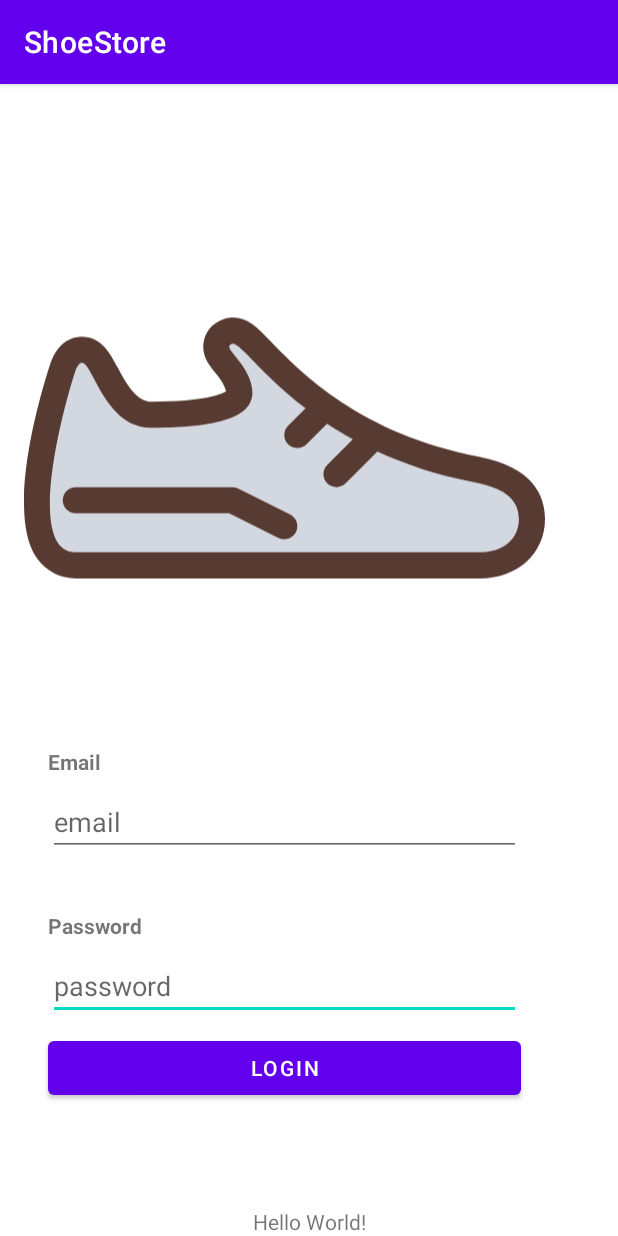
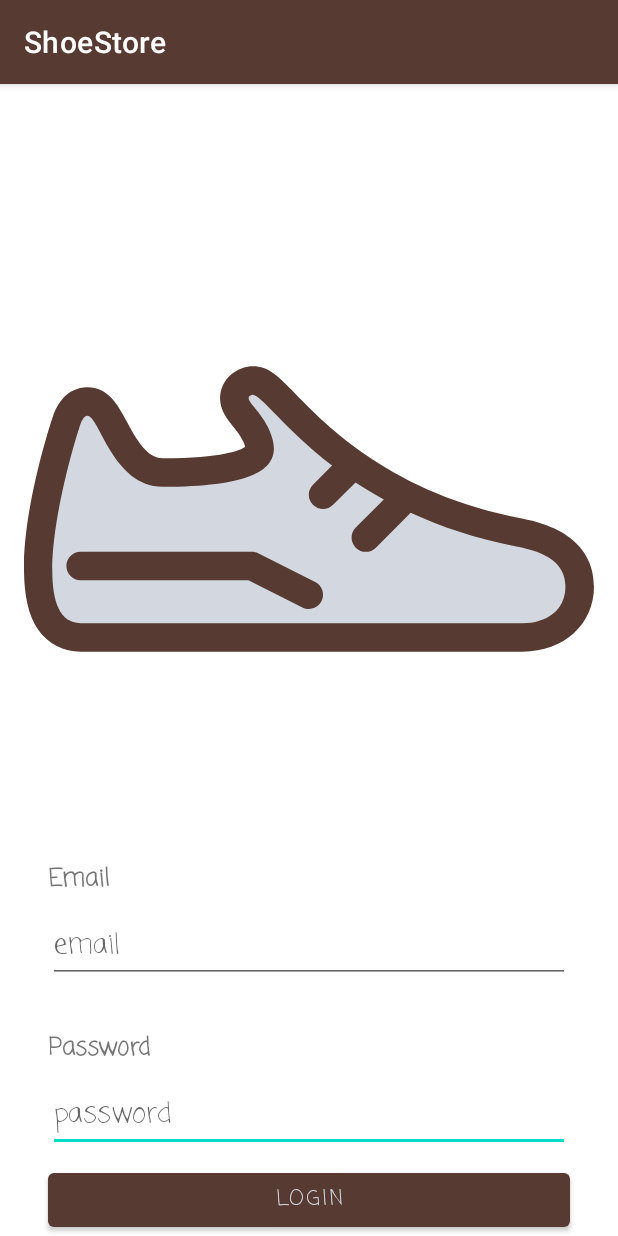
Before and after one commit to meaem/MarvellousShoeStore, an Android app: the screen it shows after launch (MainActivity), on a phone screen of 412 x 824 dp. Run offline under Robolectric (Android 15) with nearby library versions, the phone set to English and light mode, and no system bars; our stand-ins replace Timber.

Commit message:
fixed the landscape layout of the login fragment Adjusted the colors and fornts

```diff
--- a/app/src/main/res/drawable/ic_shoe_svgrepo_com.xml
+++ b/app/src/main/res/drawable/ic_shoe_svgrepo_com.xml
@@ -1,7 +1,16 @@
-<vector android:autoMirrored="true" android:height="512dp"
-    android:viewportHeight="512" android:viewportWidth="512"
-    android:width="512dp" xmlns:android="http://schemas.android.com/apk/res/android">
-    <path android:fillColor="#D3D7DF" android:pathData="M50.9,371.34c-11.41,0 -20.93,-4.86 -27.53,-14.08c-30.65,-42.79 14.94,-180.78 15.41,-182.16l0.34,-0.89c4.16,-9.78 10.14,-14.75 17.75,-14.75c11.28,0.01 16.73,10.18 23.62,23.07c11.49,21.47 23.49,40.73 44.08,40.73c67.47,0 82.41,-11.6 85.69,-16.58c0.82,-1.25 3.3,-5.01 -1.42,-16.01c-2.98,-6.95 -7.61,-12.61 -11.33,-17.16c-5.13,-6.26 -10.43,-12.74 -7.95,-21.3c0.85,-2.93 3.4,-8.22 10.98,-10.75l1.97,-0.66l2.88,-0.13c8.95,0 15.17,6.39 28.82,20.4c11.71,12.02 27.74,28.48 50.32,45.81l20.35,14.61c7.13,4.72 15.15,9.52 24.53,14.69l23.3,11.69c29.17,13.43 59.28,23 92.03,29.24c13.47,2.57 54.43,10.37 54.43,48.6c0,26.86 -21.06,45.63 -51.23,45.63H50.9z"/>
-    <path android:fillColor="#573A32" android:pathData="M447.15,264.52c-116.28,-22.14 -175.46,-83.15 -203.9,-112.47c-14.64,-15.09 -23.48,-24.2 -37.85,-24.2c-2.76,0 -6.29,0.57 -8.9,1.44c-9.6,3.2 -16.61,10.25 -19.25,19.34c-4.34,15.03 4.5,25.83 10.34,32.98c3.38,4.13 7.2,8.81 9.47,14.09c0.9,2.1 1.34,3.58 1.56,4.54c-3.96,2.65 -19.96,10.19 -74.06,10.19c-13.51,0 -22.83,-15.38 -32.78,-33.96c-7.48,-13.98 -15.96,-29.82 -34.9,-29.84c-0.01,0 -0.01,0 -0.02,0c-7.46,0 -21.2,2.93 -29.55,22.55c-0.25,0.59 -0.48,1.18 -0.68,1.78c-2,5.91 -48.63,144.98 -13.69,193.75c8.98,12.53 22.46,19.44 37.95,19.44H447.96c37.11,0 64.04,-24.58 64.04,-58.44C512,303.43 500.76,274.73 447.15,264.52zM447.96,358.53c-25.62,0 -371.45,0 -397.07,0c-51.23,0 -11.26,-146.16 0,-179.32c2.07,-4.89 4.01,-6.96 5.97,-6.96c10.91,0.01 22.95,63.79 67.69,63.79c96.06,0 108.06,-22.42 96.04,-50.43c-8.37,-19.53 -25.62,-28.82 -16.01,-32.03c0.26,-0.09 0.52,-0.13 0.8,-0.13c7.75,0 28.34,30.53 71.35,63.56l-17.16,17.16c-5,5 -5,13.11 0,18.11c2.5,2.5 5.78,3.76 9.05,3.76c3.28,0 6.55,-1.25 9.05,-3.76l20.14,-20.14c7.82,5.16 16.38,10.24 25.41,15.22l-25.24,25.24c-5,5 -5,13.11 0,18.11c2.5,2.5 5.78,3.76 9.05,3.76s6.55,-1.25 9.05,-3.76l31.24,-31.24c26.87,12.37 58.12,23.17 94.99,30.19c26.7,5.09 44.03,14.81 44.03,36.03C486.38,346.92 469.18,358.53 447.96,358.53z"/>
-    <path android:fillColor="#573A32" android:pathData="M261.57,321.46l-51.23,-25.62c-1.77,-0.89 -3.74,-1.35 -5.73,-1.35H50.9c-7.08,0 -12.81,5.73 -12.81,12.81c0,7.08 5.73,12.81 12.81,12.81h150.67l48.53,24.27c1.84,0.91 3.79,1.35 5.72,1.35c4.7,0 9.22,-2.59 11.47,-7.08C270.46,332.32 267.89,324.62 261.57,321.46z"/>
+<vector xmlns:android="http://schemas.android.com/apk/res/android"
+    android:width="108dp"
+    android:height="108dp"
+    android:autoMirrored="true"
+    android:viewportWidth="512"
+    android:viewportHeight="512">
+    <path
+        android:fillColor="#D3D7DF"
+        android:pathData="M50.9,371.34c-11.41,0 -20.93,-4.86 -27.53,-14.08c-30.65,-42.79 14.94,-180.78 15.41,-182.16l0.34,-0.89c4.16,-9.78 10.14,-14.75 17.75,-14.75c11.28,0.01 16.73,10.18 23.62,23.07c11.49,21.47 23.49,40.73 44.08,40.73c67.47,0 82.41,-11.6 85.69,-16.58c0.82,-1.25 3.3,-5.01 -1.42,-16.01c-2.98,-6.95 -7.61,-12.61 -11.33,-17.16c-5.13,-6.26 -10.43,-12.74 -7.95,-21.3c0.85,-2.93 3.4,-8.22 10.98,-10.75l1.97,-0.66l2.88,-0.13c8.95,0 15.17,6.39 28.82,20.4c11.71,12.02 27.74,28.48 50.32,45.81l20.35,14.61c7.13,4.72 15.15,9.52 24.53,14.69l23.3,11.69c29.17,13.43 59.28,23 92.03,29.24c13.47,2.57 54.43,10.37 54.43,48.6c0,26.86 -21.06,45.63 -51.23,45.63H50.9z" />
+    <path
+        android:fillColor="#573A32"
+        android:pathData="M447.15,264.52c-116.28,-22.14 -175.46,-83.15 -203.9,-112.47c-14.64,-15.09 -23.48,-24.2 -37.85,-24.2c-2.76,0 -6.29,0.57 -8.9,1.44c-9.6,3.2 -16.61,10.25 -19.25,19.34c-4.34,15.03 4.5,25.83 10.34,32.98c3.38,4.13 7.2,8.81 9.47,14.09c0.9,2.1 1.34,3.58 1.56,4.54c-3.96,2.65 -19.96,10.19 -74.06,10.19c-13.51,0 -22.83,-15.38 -32.78,-33.96c-7.48,-13.98 -15.96,-29.82 -34.9,-29.84c-0.01,0 -0.01,0 -0.02,0c-7.46,0 -21.2,2.93 -29.55,22.55c-0.25,0.59 -0.48,1.18 -0.68,1.78c-2,5.91 -48.63,144.98 -13.69,193.75c8.98,12.53 22.46,19.44 37.95,19.44H447.96c37.11,0 64.04,-24.58 64.04,-58.44C512,303.43 500.76,274.73 447.15,264.52zM447.96,358.53c-25.62,0 -371.45,0 -397.07,0c-51.23,0 -11.26,-146.16 0,-179.32c2.07,-4.89 4.01,-6.96 5.97,-6.96c10.91,0.01 22.95,63.79 67.69,63.79c96.06,0 108.06,-22.42 96.04,-50.43c-8.37,-19.53 -25.62,-28.82 -16.01,-32.03c0.26,-0.09 0.52,-0.13 0.8,-0.13c7.75,0 28.34,30.53 71.35,63.56l-17.16,17.16c-5,5 -5,13.11 0,18.11c2.5,2.5 5.78,3.76 9.05,3.76c3.28,0 6.55,-1.25 9.05,-3.76l20.14,-20.14c7.82,5.16 16.38,10.24 25.41,15.22l-25.24,25.24c-5,5 -5,13.11 0,18.11c2.5,2.5 5.78,3.76 9.05,3.76s6.55,-1.25 9.05,-3.76l31.24,-31.24c26.87,12.37 58.12,23.17 94.99,30.19c26.7,5.09 44.03,14.81 44.03,36.03C486.38,346.92 469.18,358.53 447.96,358.53z" />
+    <path
+        android:fillColor="#573A32"
+        android:pathData="M261.57,321.46l-51.23,-25.62c-1.77,-0.89 -3.74,-1.35 -5.73,-1.35H50.9c-7.08,0 -12.81,5.73 -12.81,12.81c0,7.08 5.73,12.81 12.81,12.81h150.67l48.53,24.27c1.84,0.91 3.79,1.35 5.72,1.35c4.7,0 9.22,-2.59 11.47,-7.08C270.46,332.32 267.89,324.62 261.57,321.46z" />
 </vector>
--- a/app/src/main/res/layout-land/fragment_login.xml
+++ b/app/src/main/res/layout-land/fragment_login.xml
@@ -13,10 +13,10 @@
         android:layout_width="wrap_content"
         android:layout_height="wrap_content"
         android:layout_marginBottom="8dp"
-        android:text="@string/invalid_password"
-        android:textStyle="bold"
+        android:text="@string/email"
         app:layout_constraintBottom_toTopOf="@+id/editTextTextEmailAddress"
-        app:layout_constraintStart_toStartOf="@+id/editTextTextEmailAddress" />
+        app:layout_constraintStart_toStartOf="@+id/editTextTextEmailAddress"
+        style="@style/font_style" />
 
 
     <TextView
@@ -27,7 +27,8 @@
         android:text="@string/password_label"
         android:textStyle="bold"
         app:layout_constraintBottom_toTopOf="@+id/editTextTextPassword"
-        app:layout_constraintStart_toStartOf="@+id/editTextTextPassword" />
+        app:layout_constraintStart_toStartOf="@+id/editTextTextPassword"
+        style="@style/font_style"/>
 
     <Button
         android:id="@+id/login_btn"
@@ -72,7 +73,8 @@
         app:layout_constraintEnd_toStartOf="@+id/imageView"
         app:layout_constraintHorizontal_bias="0.5"
         app:layout_constraintStart_toStartOf="parent"
-        app:layout_constraintTop_toBottomOf="@+id/editTextTextEmailAddress" />
+        app:layout_constraintTop_toBottomOf="@+id/editTextTextEmailAddress"
+        android:importantForAutofill="no" />
 
     <EditText
         android:id="@+id/editTextTextEmailAddress"
@@ -89,6 +91,7 @@
         app:layout_constraintHorizontal_bias="0.5"
         app:layout_constraintStart_toStartOf="parent"
         app:layout_constraintTop_toTopOf="parent"
-        app:layout_constraintVertical_chainStyle="spread" />
+        app:layout_constraintVertical_chainStyle="spread"
+        android:autofillHints="emailAddress" />
 
 </androidx.constraintlayout.widget.ConstraintLayout>
--- a/app/src/main/res/layout/activity_main.xml
+++ b/app/src/main/res/layout/activity_main.xml
@@ -7,19 +7,11 @@
     android:layout_height="match_parent"
     tools:context=".MainActivity">
 
-    <TextView
-        android:layout_width="wrap_content"
-        android:layout_height="wrap_content"
-        android:text="Hello World!"
-        app:layout_constraintBottom_toBottomOf="parent"
-        app:layout_constraintEnd_toEndOf="parent"
-        app:layout_constraintStart_toStartOf="parent" />
-
     <androidx.fragment.app.FragmentContainerView
         android:id="@+id/fragmentContainerView"
         android:name="androidx.navigation.fragment.NavHostFragment"
-        android:layout_width="379dp"
-        android:layout_height="680dp"
+        android:layout_width="match_parent"
+        android:layout_height="match_parent"
         app:defaultNavHost="true"
         app:navGraph="@navigation/navigation_graph"
         tools:layout_editor_absoluteX="16dp"
--- a/app/src/main/res/layout/fragment_login.xml
+++ b/app/src/main/res/layout/fragment_login.xml
@@ -16,7 +16,8 @@
         android:text="@string/email_label"
         android:textStyle="bold"
         app:layout_constraintBottom_toTopOf="@+id/editTextTextEmailAddress"
-        app:layout_constraintStart_toStartOf="@+id/editTextTextEmailAddress" />
+        app:layout_constraintStart_toStartOf="@+id/editTextTextEmailAddress"
+        style="@style/font_style"/>
 
     <TextView
         android:id="@+id/passwd_tv"
@@ -26,7 +27,8 @@
         android:text="@string/password_label"
         android:textStyle="bold"
         app:layout_constraintBottom_toTopOf="@+id/editTextTextPassword"
-        app:layout_constraintStart_toStartOf="@+id/editTextTextPassword" />
+        app:layout_constraintStart_toStartOf="@+id/editTextTextPassword"
+        style="@style/font_style"/>
 
 
     <Button
@@ -50,13 +52,13 @@
         android:layout_marginTop="32dp"
         android:layout_marginEnd="16dp"
         android:layout_marginBottom="16dp"
+        android:contentDescription="@string/logo_description"
         android:src="@drawable/ic_shoe_svgrepo_com"
         app:layout_constraintBottom_toTopOf="@+id/editTextTextEmailAddress"
         app:layout_constraintEnd_toEndOf="parent"
         app:layout_constraintHorizontal_bias="0.5"
         app:layout_constraintStart_toStartOf="parent"
-        app:layout_constraintTop_toTopOf="parent"
-        android:contentDescription="@string/logo_description" />
+        app:layout_constraintTop_toTopOf="parent" />
 
 
     <EditText
@@ -68,7 +70,9 @@
         android:layout_marginBottom="8dp"
         android:ems="10"
         android:hint="@string/password"
+        android:importantForAutofill="no"
         android:inputType="textPassword"
+        android:minHeight="48dp"
         app:layout_constraintBottom_toTopOf="@+id/login_btn"
         app:layout_constraintEnd_toEndOf="parent"
         app:layout_constraintHorizontal_bias="0.0"
@@ -82,9 +86,11 @@
         android:layout_marginStart="32dp"
         android:layout_marginEnd="32dp"
         android:layout_marginBottom="@dimen/margin"
+        android:autofillHints="emailAddress"
         android:ems="10"
         android:hint="@string/email"
         android:inputType="textEmailAddress"
+        android:minHeight="48dp"
         app:layout_constraintBottom_toTopOf="@+id/editTextTextPassword"
         app:layout_constraintEnd_toEndOf="parent"
         app:layout_constraintHorizontal_bias="0.0"
--- a/app/src/main/res/values/colors.xml
+++ b/app/src/main/res/values/colors.xml
@@ -7,4 +7,7 @@
     <color name="teal_700">#FF018786</color>
     <color name="black">#FF000000</color>
     <color name="white">#FFFFFFFF</color>
+    <color name="logo_gray">#D3D7DF</color>
+    <color name="logo_brown">#573A32</color>
+
 </resources>
--- /dev/null
+++ b/app/src/main/res/values/styles.xml
@@ -0,0 +1,9 @@
+<?xml version="1.0" encoding="utf-8"?>
+<resources>
+
+    <style name="font_style">
+<!--        <item name="android:fontFamily">casual</item>-->
+        <item name="android:textSize">16sp</item>
+        <item name="android:textStyle">bold</item>
+    </style>
+</resources>
--- a/app/src/main/res/values/themes.xml
+++ b/app/src/main/res/values/themes.xml
@@ -2,9 +2,9 @@
     <!-- Base application theme. -->
     <style name="Theme.Project1Solution" parent="Theme.MaterialComponents.DayNight.DarkActionBar">
         <!-- Primary brand color. -->
-        <item name="colorPrimary">@color/purple_500</item>
+        <item name="colorPrimary">@color/logo_brown</item>
         <item name="colorPrimaryVariant">@color/purple_700</item>
-        <item name="colorOnPrimary">@color/white</item>
+        <item name="colorOnPrimary">@color/logo_gray</item>
         <!-- Secondary brand color. -->
         <item name="colorSecondary">@color/teal_200</item>
         <item name="colorSecondaryVariant">@color/teal_700</item>
@@ -12,5 +12,6 @@
         <!-- Status bar color. -->
         <item name="android:statusBarColor" tools:targetApi="l">?attr/colorPrimaryVariant</item>
         <!-- Customize your theme here. -->
+        <item name="fontFamily">casual </item>
     </style>
 </resources>
```
